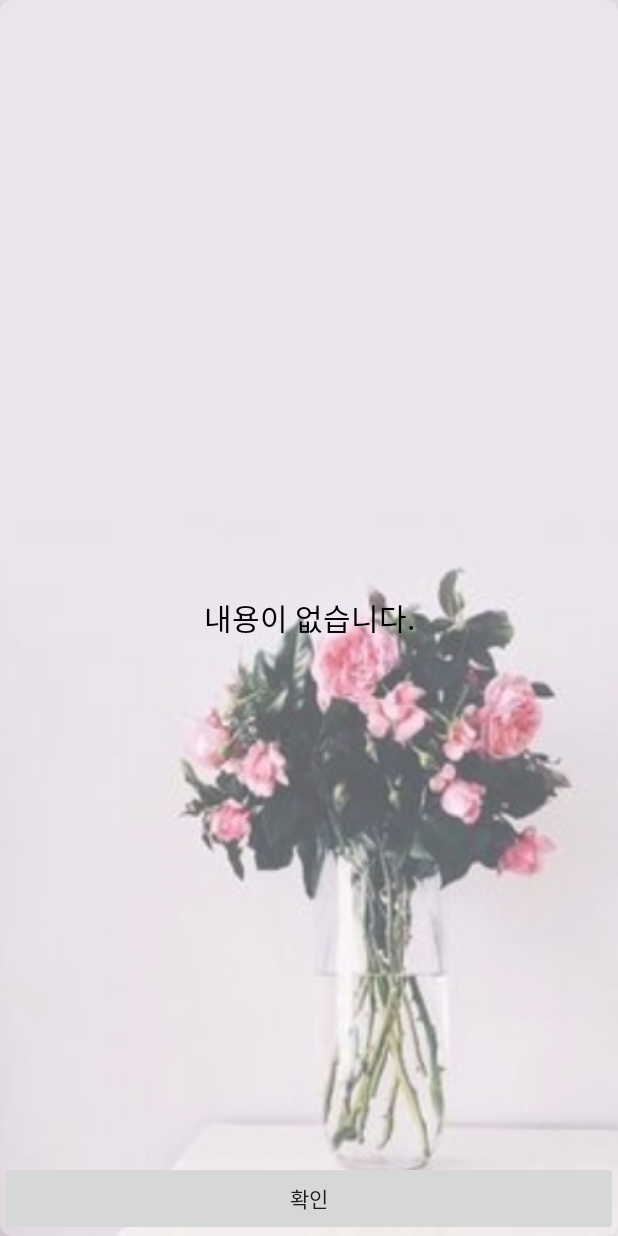
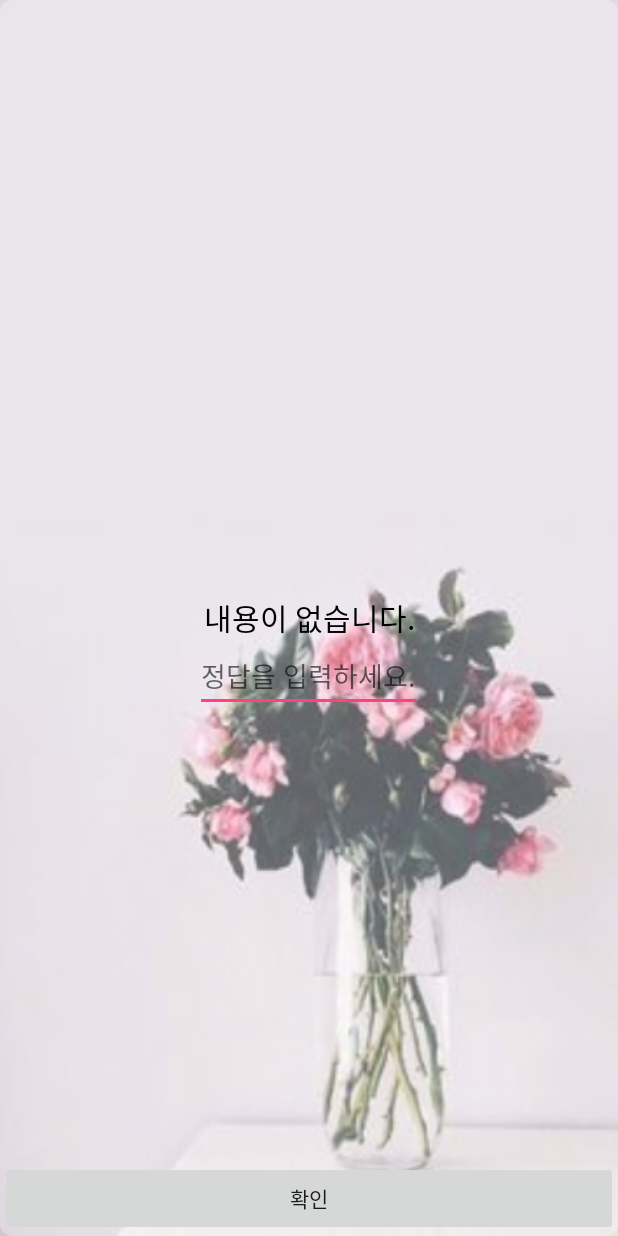
Before and after one commit to Hongsomang/BRAIN, an Android app: the LockScreenActivity screen opened directly, with no data from a screen before it, on a phone screen of 412 x 824 dp. Run offline under Robolectric (Android 15) with nearby library versions, the light colour scheme and no system bars; libraries missing offline, so code that uses them is left out: io.realm; 5 statements that could not run were skipped.

Commit message:
여러 오류 수정

```diff
--- a/android/app/src/main/java/com/example/dsm2016/brain/LockScreenActivity.java
+++ b/android/app/src/main/java/com/example/dsm2016/brain/LockScreenActivity.java
@@ -9,7 +9,9 @@ import android.view.View;
 import android.view.Window;
 import android.view.WindowManager;
 import android.widget.Button;
+import android.widget.EditText;
 import android.widget.TextView;
+import android.widget.Toast;
 
 import com.example.dsm2016.brain.DB.DB_Qna;
 
@@ -24,7 +26,9 @@ import io.realm.RealmResults;
 public class LockScreenActivity extends AppCompatActivity {
     private Button lock;
     private TextView title;
+    private EditText answer_et;
     private Realm mRealm;
+    private String answer,question,answer_db;
     private int id=1;
     @Override
     protected void onCreate(@Nullable Bundle savedInstanceState) {
@@ -35,15 +39,27 @@ public class LockScreenActivity extends AppCompatActivity {
         window.addFlags(WindowManager.LayoutParams.FLAG_FULLSCREEN);
         setContentView(R.layout.acitivity_lock_screen);
         title=(TextView)findViewById(R.id.lock_qna) ;
+        answer_et=(EditText)findViewById(R.id.lock_answer);
+
         Realm();
         DB_Qna db_qna=mRealm.where(DB_Qna.class).findFirst();
+        question=db_qna.getQuestion();
+        answer_db=db_qna.getAnswer();
         title.setText(db_qna.getQuestion());
         Log.d("실행","제발");
         lock=(Button)findViewById(R.id.lock_btn);
         lock.setOnClickListener(new View.OnClickListener() {
             @Override
             public void onClick(View view) {
-                finish();
+                answer=answer_et.getText().toString();
+                if(answer.equals(answer_db)){
+                    Toast.makeText(getApplication(),"성공",Toast.LENGTH_LONG);
+
+                    finish();
+
+                }else{
+                    Toast.makeText(getApplication(),"실패",Toast.LENGTH_LONG);
+                }
             }
         });
     }
--- a/android/app/src/main/java/com/example/dsm2016/brain/TTSAcitivity.java
+++ b/android/app/src/main/java/com/example/dsm2016/brain/TTSAcitivity.java
@@ -55,13 +55,13 @@ public class TTSAcitivity extends AppCompatActivity{
 
     private Dialog_TTS_Result dialog_tts_result;
     private String[] answer={
-          "햇땅콩",  "꽃무늬 ", "고구마" , "닌텐도" , "가오리", "루비듐", "무궁화" ,
+          "햇땅콩", "꽃무늬", "고구마" , "닌텐도" , "가오리", "루비듐", "무궁화" ,
             "넥타이", "샥스핀", "삼겹살", "단팥빵", "물갈퀴","백설기","산토끼","도라지"
 
     };
     private String[] content={
         "콩땅햇","늬무꽃","마구고","도텐닌","리오가","듐비루","화궁무",
-            "넥타이","핀스샥","살겹삼","빵팥단","퀴갈물","기설백","끼토산","지라도"
+            "이타넥","핀스샥","살겹삼","빵팥단","퀴갈물","기설백","끼토산","지라도"
     };
 
 
--- a/android/app/src/main/res/layout/acitivity_lock_screen.xml
+++ b/android/app/src/main/res/layout/acitivity_lock_screen.xml
@@ -20,14 +20,22 @@
         <TextView
             android:id="@+id/lock_qna"
             android:layout_width="match_parent"
-            android:layout_height="match_parent"
+            android:layout_height="wrap_content"
             android:gravity="center"
+            android:layout_centerInParent="true"
             android:text="내용이 없습니다."
             android:textColor="#000"
             android:textSize="20sp"
 
 
             />
+        <EditText
+            android:id="@+id/lock_answer"
+            android:layout_width="wrap_content"
+            android:layout_height="wrap_content"
+            android:layout_below="@+id/lock_qna"
+            android:layout_centerInParent="true"
+            android:hint="정답을 입력하세요."/>
         <Button
             android:id="@+id/lock_btn"
             android:layout_width="match_parent"
```
Also changed, not shown: android/app/src/main/java/com/example/dsm2016/brain/Adapter/Adapter_Result.java (+10 -2 lines), android/app/src/main/java/com/example/dsm2016/brain/Dialog/Dialog_TTS_Result.java (+8 -0 lines), android/app/src/main/res/layout/item_result.xml (+32 -1 lines).
